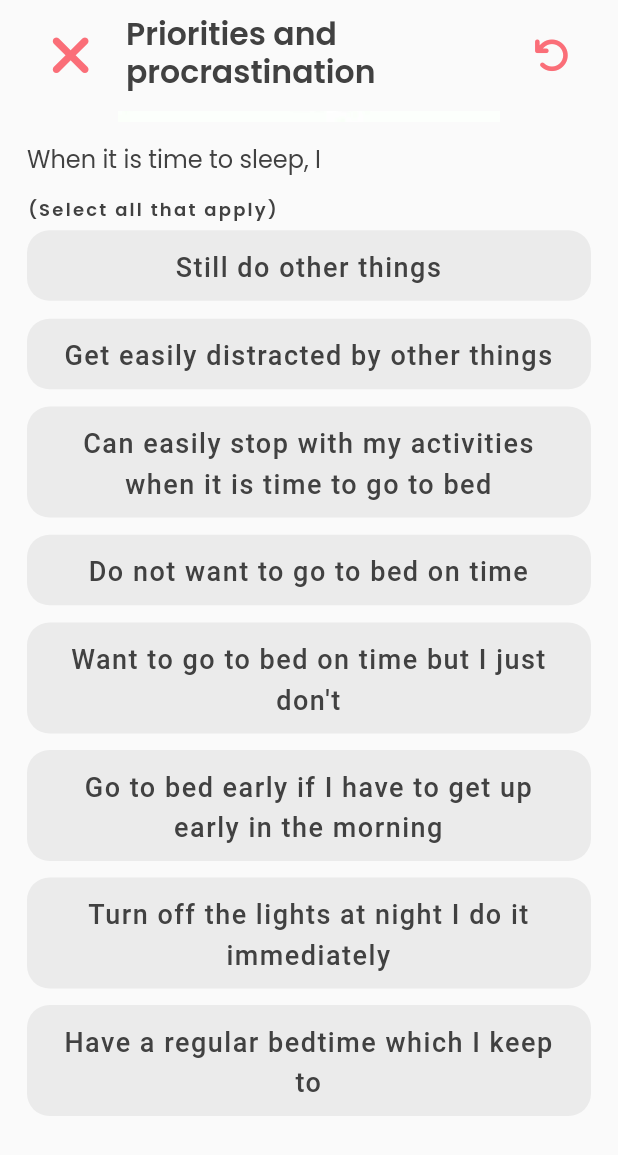
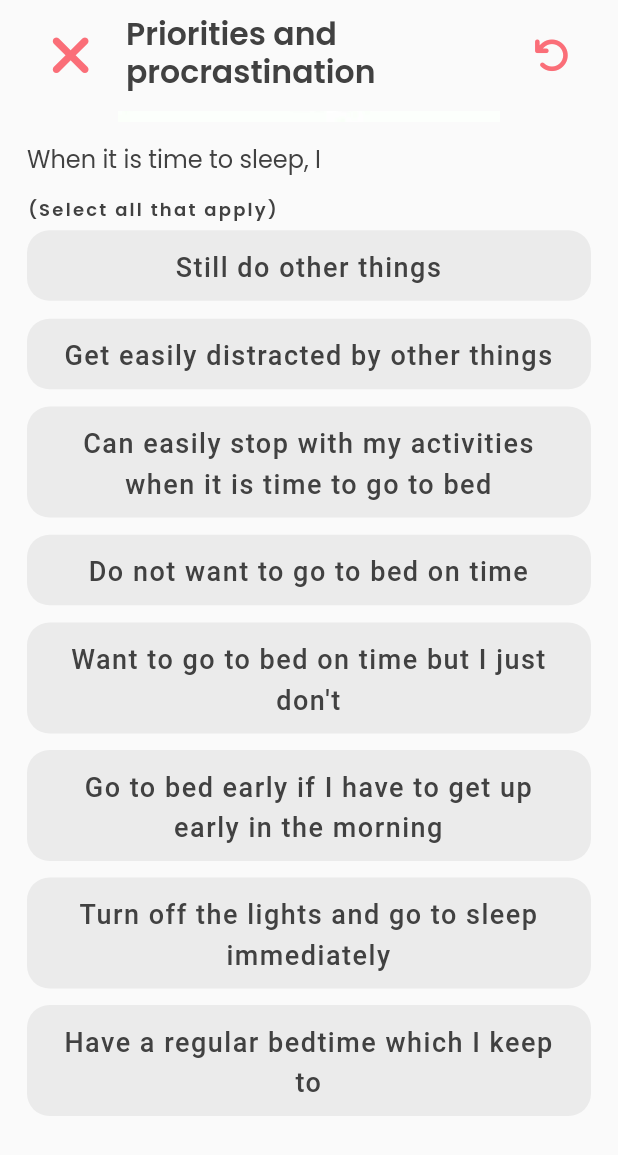
Before and after one commit to heacare/superapp_archive, a Flutter app: the GoalsTimeToSleep widget shown alone on an empty page, opened directly, scrolled down 225 dp, on a phone screen of 412 x 824 dp. Shown: the top 1155 px of the screen. Run offline on Flutter 3.47's test engine with Material 2 defaults, Android fonts, the phone set to English and light mode, and no system bars; drawn by our look-alikes of flutter_markdown; our stand-ins replace awesome_notifications, country_picker, date_time_picker, device_info_plus, firebase_auth, firebase_core and 12 more; missing offline and left inert: flutter_custom_tabs, markdown; accounts and stored records are empty; network calls fail; project files that could hold a hidden picture were left out.

Commit message:
SW-117 SW-128 #resolved-by-me

```diff
--- a/app/lib/pages/sleep/ch03_goals.dart
+++ b/app/lib/pages/sleep/ch03_goals.dart
@@ -98,8 +98,8 @@ When it is time to sleep, I
         text: "Go to bed early if I have to get up early in the morning",
         value: "go to bed early if I have to get up early in the morning"),
     SelectListItem(
-        text: "Turn off the lights at night I do it immediately",
-        value: "turn off the lights at night I do it immediately"),
+        text: "Turn off the lights and go to sleep immediately",
+        value: "turn off the lights and go to sleep immediately"),
     SelectListItem(
         text: "Have a regular bedtime which I keep to",
         value: "have a regular bedtime which I keep to"),
@@ -135,8 +135,8 @@ What do you usually end up doing instead of going to bed?
 }
 
 final List<SelectListItem<String>> activityChoices = [
-  SelectListItem(text: "Watching TV/videos", value: "watching TV/videos"),
-  SelectListItem(text: "Playing video games", value: "playing video games"),
+  SelectListItem(text: "Watching shows/videos", value: "watching shows/videos"),
+  SelectListItem(text: "Playing games", value: "playing games"),
   SelectListItem(text: "Surfing the internet", value: "surfing the internet"),
   SelectListItem(text: "Going on social media", value: "going on social media"),
   SelectListItem(
@@ -147,7 +147,7 @@ final List<SelectListItem<String>> activityChoices = [
   SelectListItem(
       text: "Chilling/chatting with others",
       value: "chilling/chatting with others"),
-  SelectListItem(text: "Other", value: "", other: true),
+  SelectListItem(text: "Other activities", value: "", other: true),
 ];
 
 class GoalsCalmingActivities extends MarkdownPage {
```
